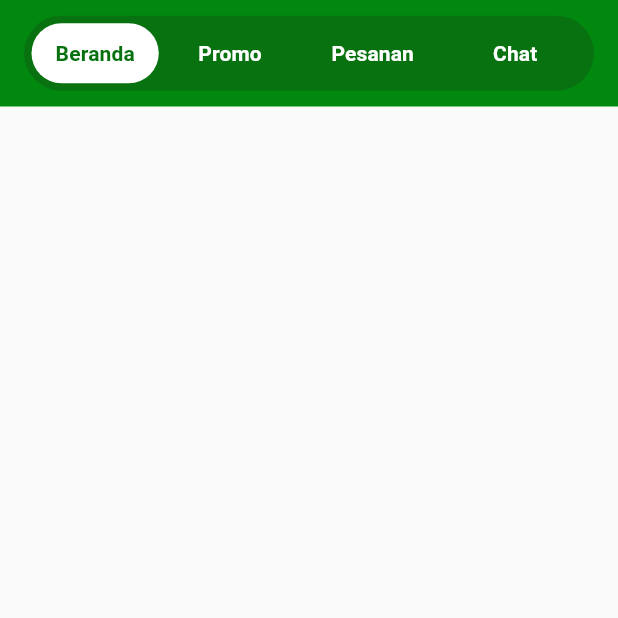
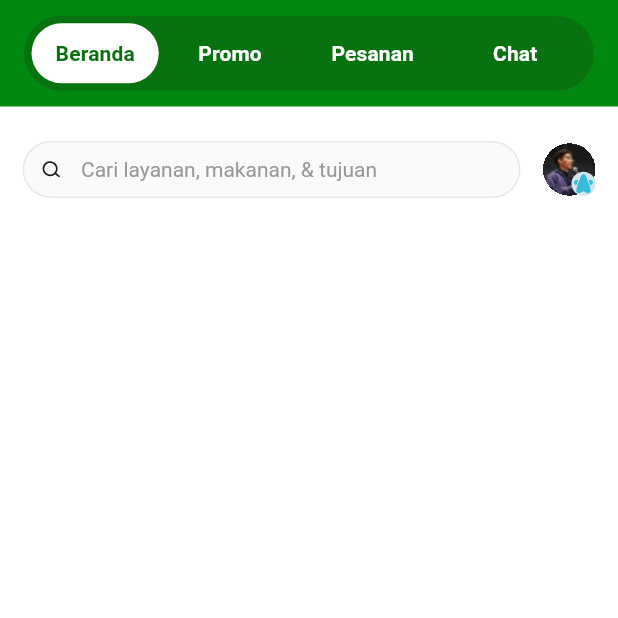
Before and after one commit to ryn-crypto/gojek-ui-clone, a Flutter app: the screen it shows after launch, on a phone screen of 412 x 824 dp, the top half of it. Run offline on Flutter 3.47's test engine with Material 2 defaults, Android fonts, the phone set to English and light mode, and no system bars; our stand-ins replace flutter_svg; Roboto replaces fonts that are missing (SF-Pro-Display).

Commit message:
slicing search bar dan avatar

```diff
--- /dev/null
+++ b/lib/components/header.dart
@@ -0,0 +1,42 @@
+import 'package:flutter/material.dart';
+import 'package:gojek_clone_ui/theme.dart';
+
+class Header extends StatelessWidget {
+  const Header({super.key});
+
+  @override
+  Widget build(BuildContext context) {
+    return Container(
+      padding: const EdgeInsets.all(5),
+      decoration:
+          BoxDecoration(color: green1, borderRadius: BorderRadius.circular(30)),
+      child: Row(
+        children: [
+          Container(
+            padding: const EdgeInsets.symmetric(horizontal: 16, vertical: 12),
+            decoration: BoxDecoration(
+                color: Colors.white, borderRadius: BorderRadius.circular(100)),
+            child: Text(
+              'Beranda',
+              style: semibold14.copyWith(color: green1),
+            ),
+          ),
+          ...['Promo', 'Pesanan', 'Chat'].map((title) => Flexible(
+                fit: FlexFit.loose,
+                flex: 1,
+                child: Padding(
+                  padding:
+                      const EdgeInsets.symmetric(horizontal: 14, vertical: 12),
+                  child: Center(
+                    child: Text(
+                      title,
+                      style: semibold14,
+                    ),
+                  ),
+                ),
+              ))
+        ],
+      ),
+    );
+  }
+}
--- a/lib/pages/home_page.dart
+++ b/lib/pages/home_page.dart
@@ -1,4 +1,6 @@
 import 'package:flutter/material.dart';
+import 'package:flutter_svg/flutter_svg.dart';
+import 'package:gojek_clone_ui/components/header.dart';
 import 'package:gojek_clone_ui/theme.dart';
 
 class HomePage extends StatelessWidget {
@@ -7,44 +9,78 @@ class HomePage extends StatelessWidget {
   @override
   Widget build(BuildContext context) {
     return Scaffold(
+      backgroundColor: Colors.white,
       appBar: AppBar(
           backgroundColor: green2,
           elevation: 0,
           toolbarHeight: 71,
-          title: Container(
-            padding: const EdgeInsets.all(5),
-            decoration: BoxDecoration(
-                color: green1, borderRadius: BorderRadius.circular(30)),
+          title: const Header()),
+      body: SingleChildScrollView(
+        child: Column(
+          children: [
+            Padding(
+              padding: EdgeInsets.only(top: 23, left: 15, right: 15),
               child: Row(
                 children: [
-                Container(
-                  padding:
-                      const EdgeInsets.symmetric(horizontal: 16, vertical: 12),
+                  Flexible(
+                    fit: FlexFit.tight,
+                    child: Container(
+                      padding: EdgeInsets.all(8),
                       decoration: BoxDecoration(
-                      color: Colors.white,
-                      borderRadius: BorderRadius.circular(100)),
-                  child: Text(
-                    'Beranda',
-                    style: semibold14.copyWith(color: green1),
+                          color: const Color(0xFFFAFAFA),
+                          borderRadius: BorderRadius.circular(30),
+                          border: Border.all(color: const Color(0xFFE8E8E8))),
+                      child: Row(children: [
+                        SvgPicture.asset(
+                          'assets/icons/search.svg',
+                          color: dark1,
+                          width: 20,
+                          height: 20,
+                        ),
+                        SizedBox(width: 10),
+                        Text(
+                          'Cari layanan, makanan, & tujuan',
+                          style: regular14.copyWith(color: dark3),
+                        )
+                      ]),
                     ),
                   ),
-                ...['Promo', 'Pesanan', 'Chat'].map((title) => Flexible(
-                      fit: FlexFit.loose,
-                      flex: 1,
-                      child: Padding(
-                        padding: const EdgeInsets.symmetric(
-                            horizontal: 14, vertical: 12),
-                        child: Center(
-                          child: Text(
-                            title,
-                            style: semibold14,
+                  SizedBox(width: 15),
+                  SizedBox(
+                    width: 35,
+                    height: 35,
+                    child: Stack(
+                      children: [
+                        Container(
+                          decoration: BoxDecoration(
+                              borderRadius: BorderRadius.circular(35 / 2)),
+                          clipBehavior: Clip.hardEdge,
+                          child: Image.asset('assets/images/avatar.png'),
                         ),
-                        ),
+                        Positioned(
+                            right: 0,
+                            bottom: 0,
+                            child: Container(
+                              width: 16,
+                              height: 16,
+                              decoration: BoxDecoration(
+                                  borderRadius: BorderRadius.circular(35 / 2),
+                                  color: const Color(0xFFD1E7EE)),
+                              clipBehavior: Clip.hardEdge,
+                              child: SvgPicture.asset(
+                                'assets/icons/goclub.svg',
+                                color: blue3,
                               ),
                             ))
                       ],
                     ),
-          )),
+                  )
+                ],
+              ),
+            )
+          ],
+        ),
+      ),
     );
   }
 }
```
Lines whose indentation alone changed are shown as unchanged.
